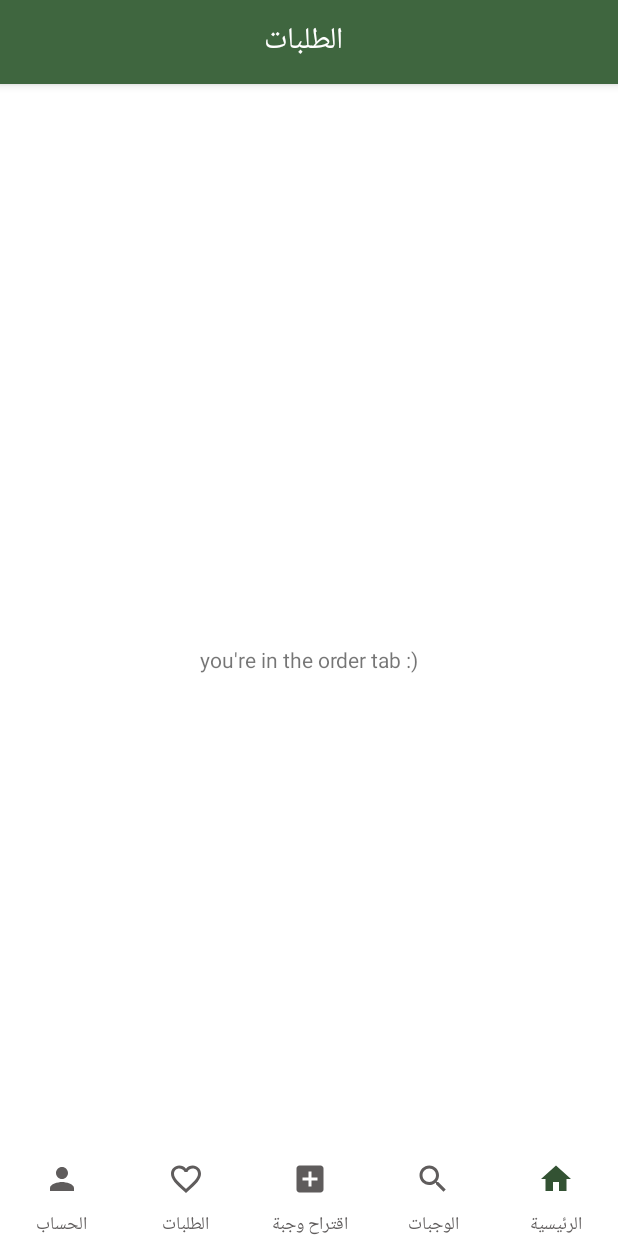
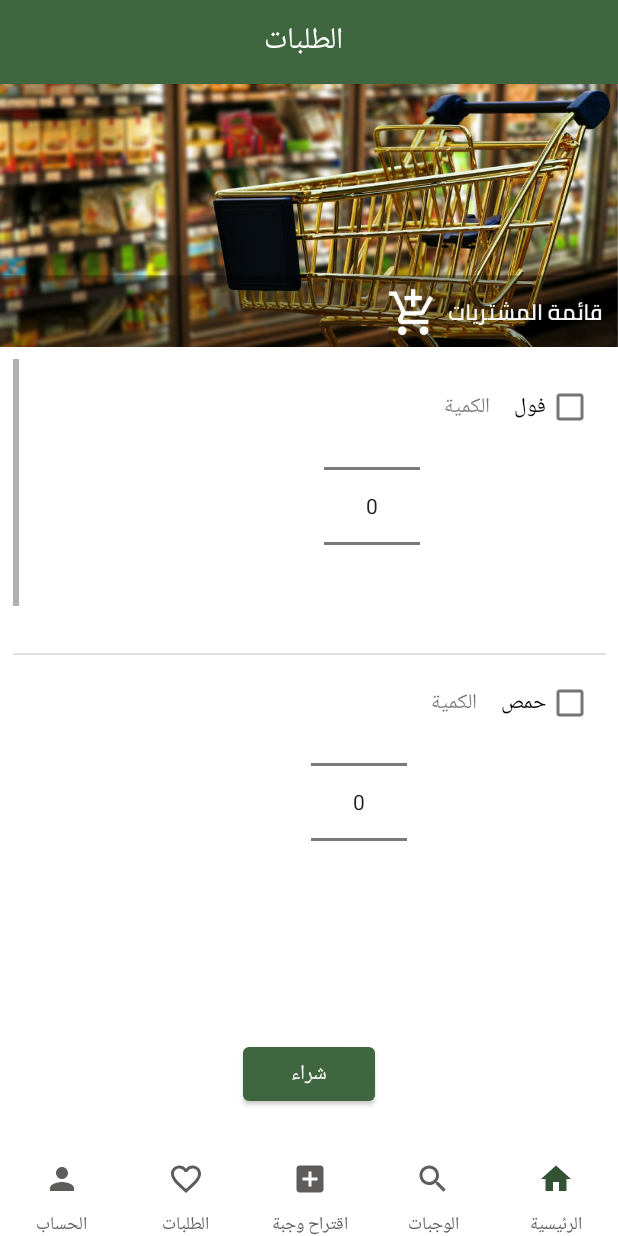
Before and after one commit to mohammedtabbakh/foodly, an Android app: the fragment Order placed in its activity, on a phone screen of 412 x 824 dp. Run offline under Robolectric (Android 15) with nearby library versions, the phone set to English and light mode, and no system bars; plain views replace NumberPicker.

Commit message:
Start making order UI

```diff
--- a/Foodly/app/src/main/res/layout/order.xml
+++ b/Foodly/app/src/main/res/layout/order.xml
@@ -1,14 +1,43 @@
 <?xml version="1.0" encoding="utf-8"?>
-<RelativeLayout xmlns:android="http://schemas.android.com/apk/res/android"
+<androidx.constraintlayout.widget.ConstraintLayout xmlns:android="http://schemas.android.com/apk/res/android"
+    xmlns:app="http://schemas.android.com/apk/res-auto"
+    xmlns:tools="http://schemas.android.com/tools"
     android:layout_width="match_parent"
-    android:layout_height="match_parent"
-    android:gravity="center">
+    android:layout_height="match_parent">
 
+    <ImageView
+        android:id="@+id/imageView2"
+        android:layout_width="wrap_content"
+        android:layout_height="175dp"
+        android:scaleType="centerCrop"
+        android:src="@drawable/cart"
+        app:layout_constraintEnd_toEndOf="parent"
+        app:layout_constraintStart_toStartOf="parent"
+        app:layout_constraintTop_toTopOf="parent" />
 
-    <TextView
-        android:layout_width="match_parent"
-        android:layout_height="match_parent"
-        android:text="you're in the order tab :)"
-        android:gravity="center" />
+    <ListView
+        android:id="@+id/items_list_view"
+        android:layout_width="395dp"
+        android:layout_height="360dp"
+        android:layout_marginStart="8dp"
+        android:layout_marginTop="8dp"
+        android:layout_marginEnd="8dp"
+        app:layout_constraintEnd_toEndOf="parent"
+        app:layout_constraintHorizontal_bias="0.0"
+        app:layout_constraintStart_toStartOf="parent"
+        app:layout_constraintTop_toBottomOf="@+id/imageView2" />
 
-</RelativeLayout>
+    <Button
+        android:layout_width="wrap_content"
+        android:layout_height="wrap_content"
+        android:layout_marginStart="8dp"
+        android:layout_marginTop="8dp"
+        android:layout_marginEnd="8dp"
+        android:fontFamily="cairo"
+        android:text="شراء"
+        app:layout_constraintBottom_toBottomOf="parent"
+        app:layout_constraintCircleRadius="24dp"
+        app:layout_constraintEnd_toEndOf="parent"
+        app:layout_constraintStart_toStartOf="parent"
+        app:layout_constraintTop_toBottomOf="@+id/items_list_view" />
+</androidx.constraintlayout.widget.ConstraintLayout>
```
